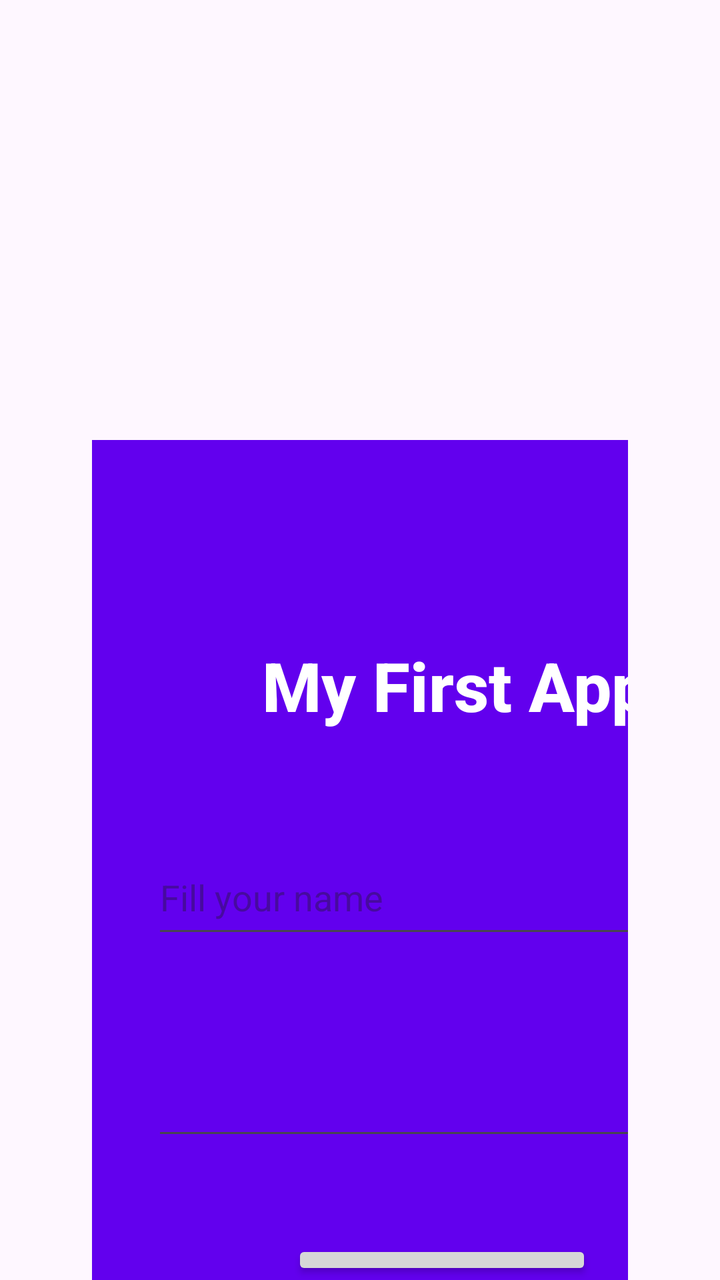
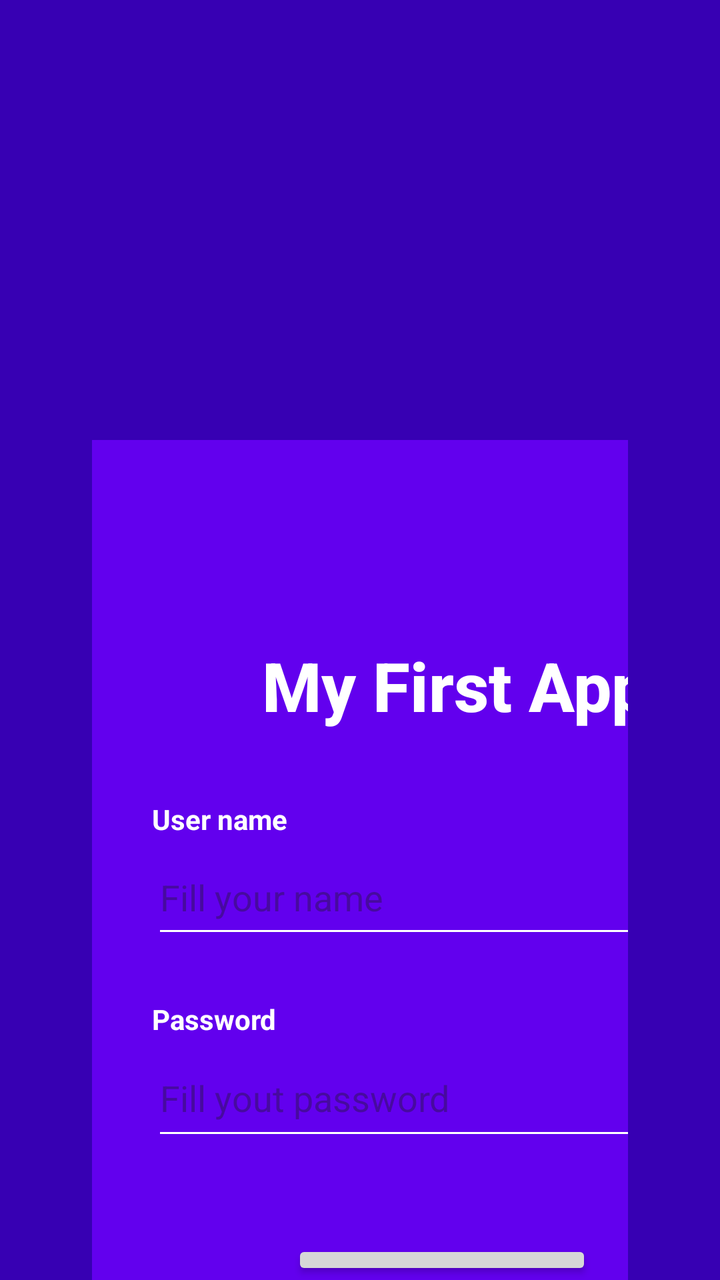

Compare the two renders of this Android layout. The source of the first and the diff that turns it into the second are given below.
<!-- AndroidManifest.xml: application theme Theme.MyFirstApp -->
<!-- res/layout/activity_main2.xml -->
<?xml version="1.0" encoding="utf-8"?>
<RelativeLayout xmlns:android="http://schemas.android.com/apk/res/android"
    android:layout_width="match_parent"
    android:layout_height="match_parent"
    android:paddingLeft="16dp"
    android:paddingRight="16dp"
    android:paddingTop="20dp"
    >

    <FrameLayout
        android:layout_width="363dp"
        android:layout_height="569dp"
        android:layout_alignParentStart="true"
        android:layout_alignParentTop="true"
        android:layout_alignParentEnd="true"
        android:layout_marginStart="30dp"
        android:layout_marginTop="200dp"
        android:layout_marginEnd="30dp"
        android:background="@color/design_default_color_primary">

        <EditText
            android:id="@+id/txtUserName"
            android:layout_width="300dp"
            android:layout_height="54dp"
            android:layout_marginStart="30dp"
            android:layout_marginTop="200dp"
            android:layout_marginEnd="30dp"
            android:ems="10"
            android:hint="@string/hint"
            android:inputType="text"
            android:textColor="@color/white" />

        <EditText
            android:id="@+id/txtPwd"
            android:layout_width="296dp"
            android:layout_height="55dp"
            android:layout_marginStart="30dp"
            android:layout_marginTop="300dp"
            android:layout_marginEnd="30dp"
            android:ems="10"
            android:inputType="textPassword"
            android:textColor="@color/white" />

        <TextView
            android:id="@+id/textView"
            android:layout_width="199dp"
            android:layout_height="77dp"
            android:layout_marginStart="85dp"
            android:layout_marginTop="100dp"
            android:layout_marginEnd="85dp"
            android:fontFamily="sans-serif-medium"
            android:text="@string/app_name"
            android:textColor="@color/white"
            android:textSize="34sp"
            android:textStyle="bold" />

        <Button
            android:id="@+id/button3"
            android:layout_width="150dp"
            android:layout_height="wrap_content"
            android:layout_marginStart="100dp"
            android:layout_marginTop="400dp"
            android:layout_marginEnd="85dp"
            android:onClick="chuyenTrangChu"
            android:text="Sign In" />

        <Button
            android:id="@+id/btnDone"
            android:layout_width="97dp"
            android:layout_height="wrap_content"
            android:layout_marginStart="130dp"
            android:layout_marginTop="450dp"
            android:layout_marginEnd="85dp"
            android:text="@string/back" />

    </FrameLayout>

</RelativeLayout>
<!-- resources referenced by this layout -->
<resources>
  <color name="white">#FFFFFFFF</color>
  <string name="app_name">My First App</string>
  <string name="back">Back</string>
  <string name="hint">Fill your name</string>
  <style name="Theme.MyFirstApp" parent="Base.Theme.MyFirstApp" />
  <style name="Base.Theme.MyFirstApp" parent="Theme.Material3.DayNight.NoActionBar">
          
          
      </style>
</resources>

<!-- the commit's change to res/layout/activity_main2.xml (unified diff, before → after) -->
@@ -2,10 +2,10 @@
 <RelativeLayout xmlns:android="http://schemas.android.com/apk/res/android"
     android:layout_width="match_parent"
     android:layout_height="match_parent"
+    android:background="@color/design_default_color_primary_dark"
     android:paddingLeft="16dp"
-    android:paddingRight="16dp"
     android:paddingTop="20dp"
-    >
+    android:paddingRight="16dp">
 
     <FrameLayout
         android:layout_width="363dp"
@@ -25,6 +25,7 @@
             android:layout_marginStart="30dp"
             android:layout_marginTop="200dp"
             android:layout_marginEnd="30dp"
+            android:backgroundTint="@color/white"
             android:ems="10"
             android:hint="@string/hint"
             android:inputType="text"
@@ -37,7 +38,10 @@
             android:layout_marginStart="30dp"
             android:layout_marginTop="300dp"
             android:layout_marginEnd="30dp"
+            android:backgroundTint="@color/white"
             android:ems="10"
+            android:focusable="auto"
+            android:hint="Fill yout password"
             android:inputType="textPassword"
             android:textColor="@color/white" />
 
@@ -73,6 +77,30 @@
             android:layout_marginEnd="85dp"
             android:text="@string/back" />
 
+        <TextView
+            android:id="@+id/lblUserName"
+            android:layout_width="wrap_content"
+            android:layout_height="wrap_content"
+            android:layout_marginStart="30dp"
+            android:layout_marginTop="180dp"
+            android:layout_marginEnd="85dp"
+            android:labelFor="@id/txtUserName"
+            android:text="User name"
+            android:textColor="@color/white"
+            android:textStyle="bold" />
+
+        <TextView
+            android:id="@+id/lblPwd"
+            android:layout_width="wrap_content"
+            android:layout_height="wrap_content"
+            android:layout_marginStart="30dp"
+            android:layout_marginTop="280dp"
+            android:layout_marginEnd="85dp"
+            android:labelFor="@id/txtPwd"
+            android:text="Password"
+            android:textColor="@color/white"
+            android:textStyle="bold" />
+
     </FrameLayout>
 
 </RelativeLayout>
